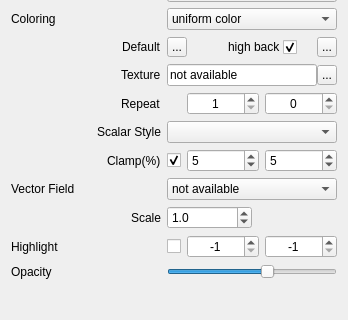
First picture: the form in applications/Mapple/widgets/widget_drawable_triangles.ui, repository LiangliangNan/Easy3D, before the edit; both pictures show x 0 to 348 and y 108 to 428 of the 348 by 525 pixel window.
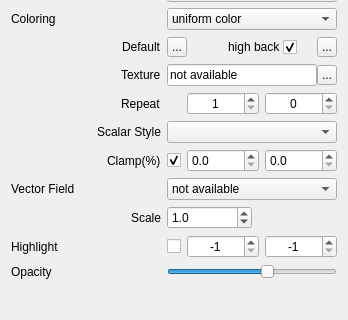
Second picture: the form after the edit. Icons and pictures are not drawn.

Commit message: finner clamp of scalar fields for visualization

```diff
--- a/applications/Mapple/widgets/widget_drawable_triangles.ui
+++ b/applications/Mapple/widgets/widget_drawable_triangles.ui
@@ -594,7 +594,7 @@
         </widget>
        </item>
        <item row="0" column="1">
-        <widget class="QSpinBox" name="spinBoxScalarFieldClampLower">
+        <widget class="QDoubleSpinBox" name="doubleSpinBoxScalarFieldClampLower">
          <property name="sizePolicy">
           <sizepolicy hsizetype="Expanding" vsizetype="Preferred">
            <horstretch>0</horstretch>
@@ -607,16 +607,13 @@
            <height>0</height>
           </size>
          </property>
-         <property name="maximum">
-          <number>100</number>
-         </property>
-         <property name="value">
-          <number>5</number>
+         <property name="decimals">
+          <number>1</number>
          </property>
         </widget>
        </item>
        <item row="0" column="2">
-        <widget class="QSpinBox" name="spinBoxScalarFieldClampUpper">
+        <widget class="QDoubleSpinBox" name="doubleSpinBoxScalarFieldClampUpper">
          <property name="sizePolicy">
           <sizepolicy hsizetype="Expanding" vsizetype="Preferred">
            <horstretch>0</horstretch>
@@ -629,11 +626,8 @@
            <height>0</height>
           </size>
          </property>
-         <property name="maximum">
-          <number>100</number>
-         </property>
-         <property name="value">
-          <number>5</number>
+         <property name="decimals">
+          <number>1</number>
          </property>
         </widget>
        </item>
```
Left out of the diff: 4 changed lines with no effect on the pictures. The commit also changes 8 other files.
